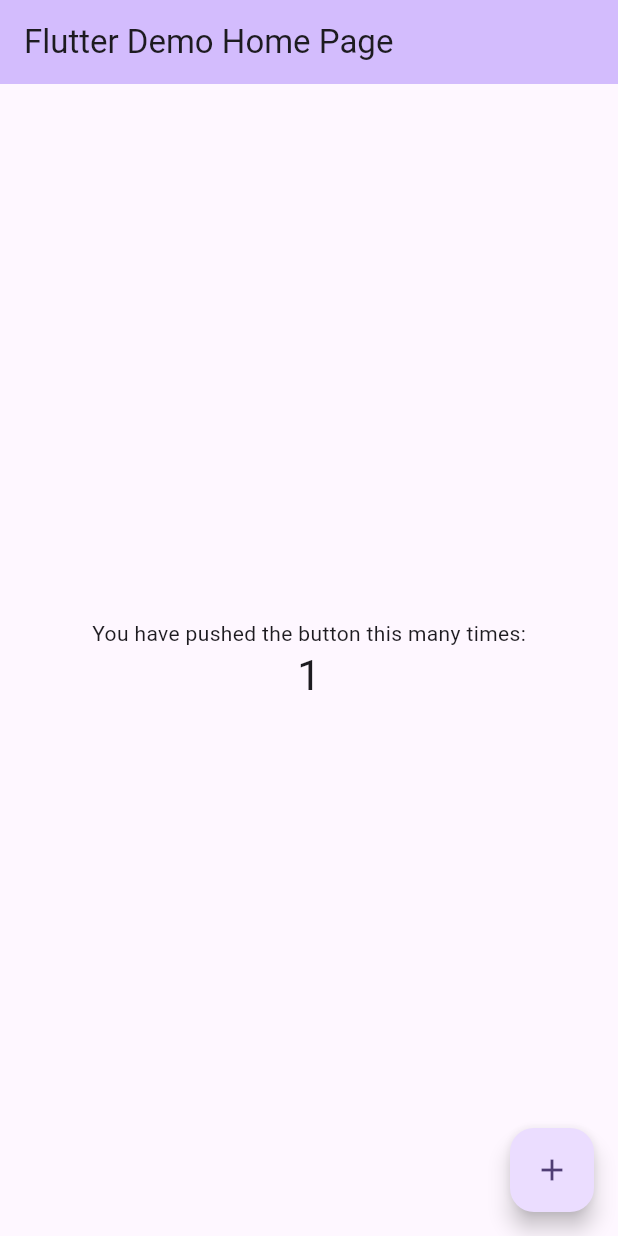
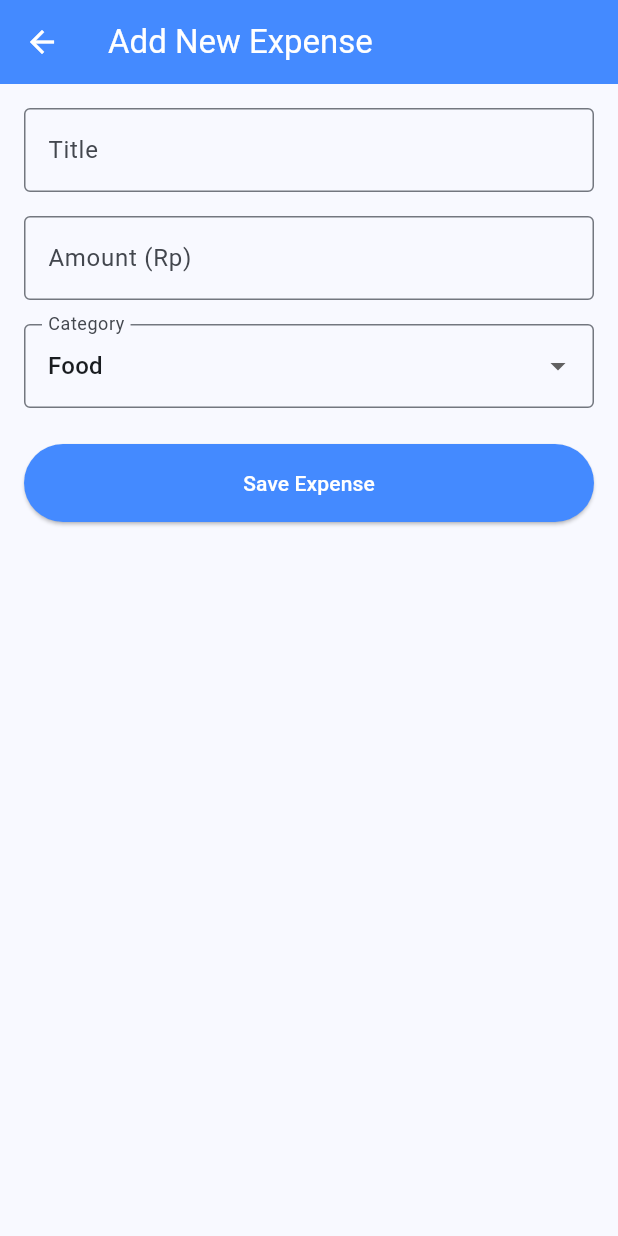
Before and after one commit to Adrian190924/flutter_mobile_apps_development, a Flutter app: the screen it shows after launch, after a tap on the "add" icon, on a phone screen of 412 x 824 dp. Run offline on Flutter 3.47's test engine with Material 3 defaults, Android fonts, the phone set to English and light mode, and no system bars.

Commit message:
Progress AFL 2

```diff
--- /dev/null
+++ b/lib/data/repository/expense_repository.dart
@@ -0,0 +1 @@
+// TODO Implement this library.
--- a/lib/main.dart
+++ b/lib/main.dart
@@ -1,122 +1,31 @@
 import 'package:flutter/material.dart';
+import 'package:provider/provider.dart';
+import 'view_model/expense_view_model.dart';
+import 'view/pages/pages.dart';
 
 void main() {
-  runApp(const MyApp());
+  runApp(
+    MultiProvider(
+      providers: [
+        ChangeNotifierProvider(create: (_) => ExpenseViewModel()),
+      ],
+      child: const MyApp(),
+    ),
+  );
 }
 
 class MyApp extends StatelessWidget {
   const MyApp({super.key});
 
-  // This widget is the root of your application.
   @override
   Widget build(BuildContext context) {
     return MaterialApp(
-      title: 'Flutter Demo',
+      title: 'Expense Tracker',
       theme: ThemeData(
-        // This is the theme of your application.
-        //
-        // TRY THIS: Try running your application with "flutter run". You'll see
-        // the application has a purple toolbar. Then, without quitting the app,
-        // try changing the seedColor in the colorScheme below to Colors.green
-        // and then invoke "hot reload" (save your changes or press the "hot
-        // reload" button in a Flutter-supported IDE, or press "r" if you used
-        // the command line to start the app).
-        //
-        // Notice that the counter didn't reset back to zero; the application
-        // state is not lost during the reload. To reset the state, use hot
-        // restart instead.
-        //
-        // This works for code too, not just values: Most code changes can be
-        // tested with just a hot reload.
-        colorScheme: ColorScheme.fromSeed(seedColor: Colors.deepPurple),
+        colorScheme: ColorScheme.fromSeed(seedColor: Colors.blue),
+        useMaterial3: true,
       ),
-      home: const MyHomePage(title: 'Flutter Demo Home Page'),
+      home: const HomePage(),
     );
   }
 }
-
-class MyHomePage extends StatefulWidget {
-  const MyHomePage({super.key, required this.title});
-
-  // This widget is the home page of your application. It is stateful, meaning
-  // that it has a State object (defined below) that contains fields that affect
-  // how it looks.
-
-  // This class is the configuration for the state. It holds the values (in this
-  // case the title) provided by the parent (in this case the App widget) and
-  // used by the build method of the State. Fields in a Widget subclass are
-  // always marked "final".
-
-  final String title;
-
-  @override
-  State<MyHomePage> createState() => _MyHomePageState();
-}
-
-class _MyHomePageState extends State<MyHomePage> {
-  int _counter = 0;
-
-  void _incrementCounter() {
-    setState(() {
-      // This call to setState tells the Flutter framework that something has
-      // changed in this State, which causes it to rerun the build method below
-      // so that the display can reflect the updated values. If we changed
-      // _counter without calling setState(), then the build method would not be
-      // called again, and so nothing would appear to happen.
-      _counter++;
-    });
-  }
-
-  @override
-  Widget build(BuildContext context) {
-    // This method is rerun every time setState is called, for instance as done
-    // by the _incrementCounter method above.
-    //
-    // The Flutter framework has been optimized to make rerunning build methods
-    // fast, so that you can just rebuild anything that needs updating rather
-    // than having to individually change instances of widgets.
-    return Scaffold(
-      appBar: AppBar(
-        // TRY THIS: Try changing the color here to a specific color (to
-        // Colors.amber, perhaps?) and trigger a hot reload to see the AppBar
-        // change color while the other colors stay the same.
-        backgroundColor: Theme.of(context).colorScheme.inversePrimary,
-        // Here we take the value from the MyHomePage object that was created by
-        // the App.build method, and use it to set our appbar title.
-        title: Text(widget.title),
-      ),
-      body: Center(
-        // Center is a layout widget. It takes a single child and positions it
-        // in the middle of the parent.
-        child: Column(
-          // Column is also a layout widget. It takes a list of children and
-          // arranges them vertically. By default, it sizes itself to fit its
-          // children horizontally, and tries to be as tall as its parent.
-          //
-          // Column has various properties to control how it sizes itself and
-          // how it positions its children. Here we use mainAxisAlignment to
-          // center the children vertically; the main axis here is the vertical
-          // axis because Columns are vertical (the cross axis would be
-          // horizontal).
-          //
-          // TRY THIS: Invoke "debug painting" (choose the "Toggle Debug Paint"
-          // action in the IDE, or press "p" in the console), to see the
-          // wireframe for each widget.
-          mainAxisAlignment: MainAxisAlignment.center,
-          children: <Widget>[
-            const Text('You have pushed the button this many times:'),
-            Text(
-              '$_counter',
-              style: Theme.of(context).textTheme.headlineMedium,
-            ),
-          ],
-        ),
-      ),
-      floatingActionButton: FloatingActionButton(
-        onPressed: _incrementCounter,
-        tooltip: 'Increment',
-        child: const Icon(Icons.add),
-      ), // This trailing comma makes auto-formatting nicer for build methods.
-    );
-  }
-}
--- /dev/null
+++ b/lib/model/expense.dart
@@ -0,0 +1,15 @@
+class Expense {
+  final String id;
+  final String title; // e.g., "Nasi Goreng"
+  final double amount; // e.g., 15000
+  final DateTime date;
+  final String category; // e.g., "Food"
+
+  Expense({
+    required this.id,
+    required this.title,
+    required this.amount,
+    required this.date,
+    required this.category,
+  });
+}
--- /dev/null
+++ b/lib/repository/expense_repository.dart
@@ -0,0 +1,33 @@
+import '../../model/expense.dart';
+
+class ExpenseRepository {
+  // Using Local Database (Placeholder for actual DB implementation)
+  final List<Expense> _expenses = [];
+
+  Future<List<Expense>> getExpenses() async {
+    // Simulate a delay for database fetch
+    await Future.delayed(const Duration(milliseconds: 500));
+    return _expenses;
+  }
+
+  // Create
+  Future<void> addExpense(Expense expense) async {
+    await Future.delayed(const Duration(milliseconds: 500));
+    _expenses.add(expense);
+  }
+
+  // Delete
+  Future<void> deleteExpense(String id) async {
+    await Future.delayed(const Duration(milliseconds: 500));
+    _expenses.removeWhere((e) => e.id == id);
+  }
+
+  //Update
+  Future<void> updateExpense(String id, Expense newExpense) async {
+    await Future.delayed(const Duration(milliseconds: 500));
+    final index = _expenses.indexWhere((e) => e.id == id);
+    if (index != -1) {
+      _expenses[index] = newExpense;
+    }
+  }
+}
--- /dev/null
+++ b/lib/view/pages/add_expense_page.dart
@@ -0,0 +1,129 @@
+part of 'pages.dart';
+
+class AddExpensePage extends StatefulWidget {
+  // Optional parameter: if null, add. If not null, edit.
+  final Expense? expenseToEdit;
+
+  const AddExpensePage({super.key, this.expenseToEdit});
+
+  @override
+  State<AddExpensePage> createState() => _AddExpensePageState();
+}
+
+class _AddExpensePageState extends State<AddExpensePage> {
+  final _titleController = TextEditingController();
+  final _amountController = TextEditingController();
+  String _selectedCategory = 'Food';
+  final _formKey = GlobalKey<FormState>();
+
+  final List<String> _categories = ['Food', 'Transport', 'Subscription', 'Other'];
+
+  @override
+  void initState() {
+    super.initState();
+    // If edit, use existing data
+    if (widget.expenseToEdit != null) {
+      _titleController.text = widget.expenseToEdit!.title;
+      _amountController.text = widget.expenseToEdit!.amount.toStringAsFixed(0);
+      _selectedCategory = widget.expenseToEdit!.category;
+    }
+  }
+
+  @override
+  void dispose() {
+    _titleController.dispose();
+    _amountController.dispose();
+    super.dispose();
+  }
+
+  void _saveExpense() {
+    if (_formKey.currentState!.validate()) {
+      final title = _titleController.text;
+      final amount = double.tryParse(_amountController.text) ?? 0;
+
+      if (widget.expenseToEdit == null) {
+        // ADD Mode
+        Provider.of<ExpenseViewModel>(context, listen: false)
+            .addExpense(title, amount, _selectedCategory);
+      } else {
+        // EDIT Mode
+        Provider.of<ExpenseViewModel>(context, listen: false).updateExpense(
+          widget.expenseToEdit!.id,
+          title,
+          amount,
+          _selectedCategory,
+          widget.expenseToEdit!.date, // Keep original date
+        );
+      }
+
+      Navigator.pop(context);
+    }
+  }
+
+  @override
+  Widget build(BuildContext context) {
+    // Change title based on mode
+    final isEditing = widget.expenseToEdit != null;
+
+    return Scaffold(
+      appBar: AppBar(
+        title: Text(isEditing ? "Edit Expense" : "Add New Expense"),
+        backgroundColor: Colors.blueAccent,
+        foregroundColor: Colors.white,
+      ),
+      body: Padding(
+        padding: const EdgeInsets.all(16.0),
+        child: Form(
+          key: _formKey,
+          child: Column(
+            crossAxisAlignment: CrossAxisAlignment.stretch,
+            children: [
+              TextFormField(
+                controller: _titleController,
+                decoration: const InputDecoration(
+                  labelText: "Title",
+                  border: OutlineInputBorder(),
+                ),
+                validator: (value) => value!.isEmpty ? 'Please enter a title' : null,
+              ),
+              const SizedBox(height: 16),
+              TextFormField(
+                controller: _amountController,
+                keyboardType: TextInputType.number,
+                decoration: const InputDecoration(
+                  labelText: "Amount (Rp)",
+                  prefixText: "Rp ",
+                  border: OutlineInputBorder(),
+                ),
+                validator: (value) {
+                  if (value == null || value.isEmpty) return 'Please enter an amount';
+                  if (double.tryParse(value) == null) return 'Please enter a valid number';
+                  return null;
+                },
+              ),
+              const SizedBox(height: 16),
+              DropdownButtonFormField<String>(
+                value: _selectedCategory,
+                decoration: const InputDecoration(labelText: "Category", border: OutlineInputBorder()),
+                items: _categories.map((category) {
+                  return DropdownMenuItem(value: category, child: Text(category));
+                }).toList(),
+                onChanged: (value) => setState(() => _selectedCategory = value!),
+              ),
+              const SizedBox(height: 24),
+              ElevatedButton(
+                onPressed: _saveExpense,
+                style: ElevatedButton.styleFrom(
+                  padding: const EdgeInsets.symmetric(vertical: 16),
+                  backgroundColor: Colors.blueAccent,
+                  foregroundColor: Colors.white,
+                ),
+                child: Text(isEditing ? "Update Changes" : "Save Expense"),
+              ),
+            ],
+          ),
+        ),
+      ),
+    );
+  }
+}
--- /dev/null
+++ b/lib/view/pages/home_page.dart
@@ -0,0 +1,143 @@
+part of 'pages.dart';
+
+class HomePage extends StatefulWidget {
+  const HomePage({super.key});
+
+  @override
+  State<HomePage> createState() => _HomePageState();
+}
+
+class _HomePageState extends State<HomePage> {
+  @override
+  void initState() {
+    super.initState();
+    WidgetsBinding.instance.addPostFrameCallback((_) {
+      Provider.of<ExpenseViewModel>(context, listen: false).fetchExpenses();
+    });
+  }
+
+  @override
+  Widget build(BuildContext context) {
+    return Scaffold(
+      appBar: AppBar(
+        title: const Text('My Expenses'),
+        backgroundColor: Colors.blueAccent,
+        foregroundColor: Colors.white,
+      ),
+      body: Consumer<ExpenseViewModel>(
+        builder: (context, viewModel, child) {
+          // 1. Loading
+          if (viewModel.isLoading) {
+            return const Center(child: CircularProgressIndicator());
+          }
+
+          // 2. Show "No Data" Message
+          if (viewModel.expenses.isEmpty) {
+            return Center(
+              child: Column(
+                mainAxisAlignment: MainAxisAlignment.center,
+                children: [
+                  const Icon(Icons.money_off, size: 64, color: Colors.grey),
+                  const SizedBox(height: 16),
+                  Text(
+                    "No expenses yet!",
+                    style: Theme.of(context).textTheme.headlineSmall,
+                  ),
+                  const Text("Tap the + button to add one."),
+                ],
+              ),
+            );
+          }
+
+          // 3. Show Expenses List
+          return ListView.builder(
+            itemCount: viewModel.expenses.length,
+            itemBuilder: (context, index) {
+              final expense = viewModel.expenses[index];
+
+              return Dismissible(
+                // Each Dismissible must contain a Key. Keys allow Flutter to uniquely identify widgets.
+                key: Key(expense.id),
+                direction: DismissDirection.endToStart, // Swipe right to left
+
+                // What happens when you swipe
+                onDismissed: (direction) {
+                  // Call the delete function
+                  Provider.of<ExpenseViewModel>(context, listen: false)
+                      .deleteExpense(expense.id);
+
+                  // Show a snackbar
+                  ScaffoldMessenger.of(context).showSnackBar(
+                    SnackBar(content: Text('${expense.title} deleted')),
+                  );
+                },
+
+                // The red background behind the item
+                background: Container(
+                  color: Colors.red,
+                  alignment: Alignment.centerRight,
+                  padding: const EdgeInsets.only(right: 20),
+                  child: const Icon(Icons.delete, color: Colors.white),
+                ),
+
+                // The actual list item
+                child: Card(
+                  margin: const EdgeInsets.symmetric(horizontal: 16, vertical: 8),
+                  child: ListTile(
+                    leading: CircleAvatar(
+                      backgroundColor: Colors.blue.shade100,
+                      child: Icon(_getCategoryIcon(expense.category)),
+                    ),
+                    title: Text(expense.title, style: const TextStyle(fontWeight: FontWeight.bold)),
+                    subtitle: Text(expense.category),
+                    trailing: Text(
+                      "Rp ${expense.amount.toStringAsFixed(0)}",
+                      style: const TextStyle(
+                        color: Colors.red,
+                        fontWeight: FontWeight.bold,
+                        fontSize: 16,
+                      ),
+                    ),
+                    onTap: () {
+                      // Navigate to AddExpensePage but PASS the current expense
+                      Navigator.push(
+                        context,
+                        MaterialPageRoute(
+                          builder: (context) => AddExpensePage(expenseToEdit: expense),
+                        ),
+                      );
+                    },
+                  ),
+                ),
+              );
+            },
+          );
+        },
+      ),
+      floatingActionButton: FloatingActionButton(
+        onPressed: () {
+          // Navigate to Add Page
+          Navigator.push(
+            context,
+            MaterialPageRoute(builder: (context) => const AddExpensePage()),
+          );
+        },
+        child: const Icon(Icons.add),
+      ),
+    );
+  }
+
+  // Icons based on category
+  IconData _getCategoryIcon(String category) {
+    switch (category.toLowerCase()) {
+      case 'food':
+        return Icons.fastfood;
+      case 'transport':
+        return Icons.directions_bus;
+      case 'subscription':
+        return Icons.subscriptions;
+      default:
+        return Icons.attach_money;
+    }
+  }
+}
--- /dev/null
+++ b/lib/view_model/expense_view_model.dart
@@ -0,0 +1,75 @@
+import 'package:flutter/foundation.dart';
+import 'package:uco_mad_sem4/repository/expense_repository.dart';
+import '../model/expense.dart';
+
+class ExpenseViewModel extends ChangeNotifier {
+  final ExpenseRepository _repository = ExpenseRepository();
+
+  List<Expense> _expenses = [];
+  bool _isLoading = false;
+
+  List<Expense> get expenses => _expenses;
+  bool get isLoading => _isLoading;
+
+  // Read
+  Future<void> fetchExpenses() async {
+    _isLoading = true;
+    notifyListeners();
+
+    try {
+      _expenses = await _repository.getExpenses();
+    } catch (e) {
+      print("Error fetching data: $e");
+    } finally {
+      _isLoading = false;
+      notifyListeners();
+    }
+  }
+
+  // Create
+  Future<void> addExpense(String title, double amount, String category) async {
+    final newExpense = Expense(
+      id: DateTime.now().toString(),
+      title: title,
+      amount: amount,
+      date: DateTime.now(),
+      category: category,
+    );
+
+    _expenses.add(newExpense);
+    //call _repository.addExpense(newExpense) here later
+    notifyListeners();
+  }
+
+  // Delete
+  Future<void> deleteExpense(String id) async {
+    // Delete from repository
+    await _repository.deleteExpense(id);
+
+    // Remove from local list
+    _expenses.removeWhere((e) => e.id == id);
+    notifyListeners();
+  }
+
+  // Update
+  Future<void> updateExpense(String id, String title, double amount, String category, DateTime oldDate) async {
+    final updatedExpense = Expense(
+      id: id,
+      title: title,
+      amount: amount,
+      date: oldDate, // Keep original date
+      category: category,
+    );
+
+    // Update Repository
+    await _repository.updateExpense(id, updatedExpense);
+
+    // Update Local List
+    final index = _expenses.indexWhere((e) => e.id == id);
+    if (index != -1) {
+      _expenses[index] = updatedExpense;
+    }
+
+    notifyListeners();
+  }
+}
--- a/pubspec.yaml
+++ b/pubspec.yaml
@@ -32,6 +32,7 @@ dependencies:
   flutter:
     sdk: flutter
   http: ^1.6.0
+  provider: ^6.1.5+1
 
 dev_dependencies:
   flutter_lints: ^5.0.0
```
Also changed, not shown: lib/view/pages/homePage.dart (deleted, +0 -15 lines), lib/view/pages/pages.dart (+6 -2 lines), lib/view/pages/detail_page.dart (renamed from lib/view/pages/detailPage.dart), pubspec.lock.
